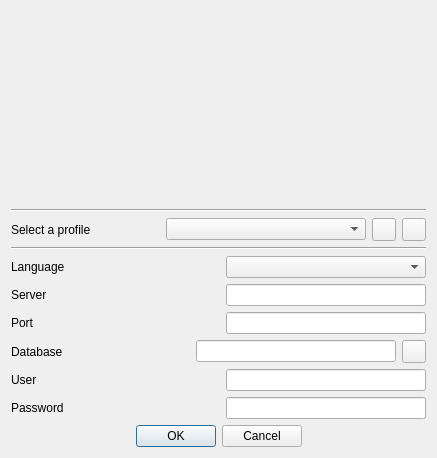
Above: python/ui/frmAccess.ui from turulomio/reusingcode before the change. Below: the same form after it.
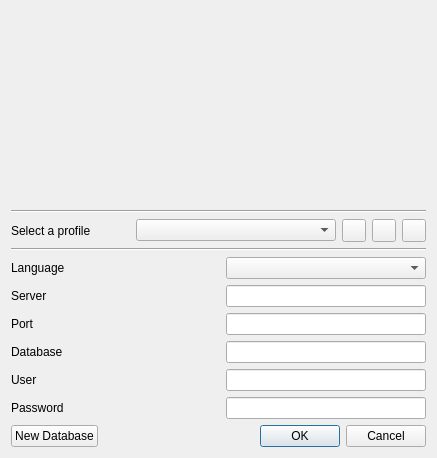
That is the form after the change.

```diff
--- a/python/ui/frmAccess.ui
+++ b/python/ui/frmAccess.ui
@@ -22,7 +22,7 @@
   <property name="modal">
    <bool>true</bool>
   </property>
-  <layout class="QHBoxLayout" name="horizontalLayout_8">
+  <layout class="QHBoxLayout" name="horizontalLayout_10">
    <item>
     <layout class="QVBoxLayout" name="verticalLayout">
      <item>
@@ -150,6 +150,19 @@
          </property>
         </widget>
        </item>
+       <item>
+        <widget class="QToolButton" name="cmdProfileUpdate">
+         <property name="focusPolicy">
+          <enum>Qt::NoFocus</enum>
+         </property>
+         <property name="toolTip">
+          <string>Update current profile name</string>
+         </property>
+         <property name="text">
+          <string/>
+         </property>
+        </widget>
+       </item>
        <item>
         <widget class="QToolButton" name="cmdProfileDelete">
          <property name="focusPolicy">
@@ -275,19 +288,6 @@
          </property>
         </widget>
        </item>
-       <item>
-        <widget class="QToolButton" name="cmdDatabaseNew">
-         <property name="focusPolicy">
-          <enum>Qt::NoFocus</enum>
-         </property>
-         <property name="toolTip">
-          <string>Press to create a new database</string>
-         </property>
-         <property name="text">
-          <string/>
-         </property>
-        </widget>
-       </item>
       </layout>
      </item>
      <item>
@@ -345,6 +345,34 @@
       </layout>
      </item>
      <item>
+      <layout class="QHBoxLayout" name="horizontalLayout_8">
+       <item>
+        <widget class="QPushButton" name="cmdDatabaseNew">
+         <property name="focusPolicy">
+          <enum>Qt::NoFocus</enum>
+         </property>
+         <property name="text">
+          <string>New Database</string>
+         </property>
+         <property name="autoDefault">
+          <bool>false</bool>
+         </property>
+        </widget>
+       </item>
+       <item>
+        <spacer name="horizontalSpacer_3">
+         <property name="orientation">
+          <enum>Qt::Horizontal</enum>
+         </property>
+         <property name="sizeHint" stdset="0">
+          <size>
+           <width>40</width>
+           <height>20</height>
+          </size>
+         </property>
+        </spacer>
+       </item>
+       <item>
       <widget class="QDialogButtonBox" name="cmdYN">
        <property name="sizePolicy">
         <sizepolicy hsizetype="Expanding" vsizetype="Fixed">
@@ -362,6 +390,8 @@
         <bool>true</bool>
        </property>
       </widget>
+       </item>
+      </layout>
      </item>
     </layout>
    </item>
```
Lines whose indentation alone changed are shown as unchanged.
